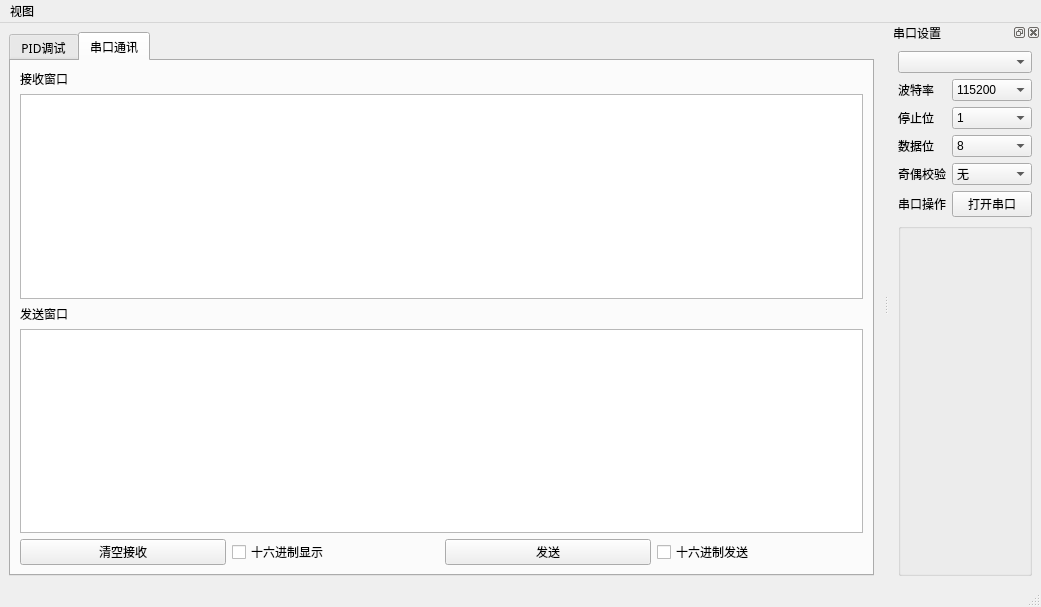
Old version of the form mainwindow.ui in the repository Yimingtoo/Qt_PWM_serial_port_communication.
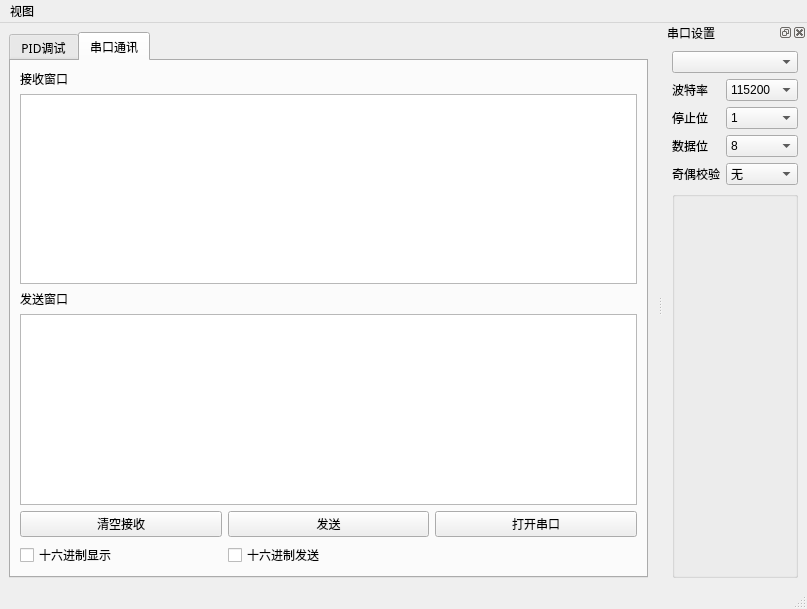
New version of the form. The open tabs and pages were chosen to show the change. Custom widgets are drawn as their Qt base class.

```diff
--- a/mainwindow.ui
+++ b/mainwindow.ui
@@ -6,8 +6,8 @@
    <rect>
     <x>0</x>
     <y>0</y>
-    <width>1041</width>
-    <height>607</height>
+    <width>807</width>
+    <height>609</height>
    </rect>
   </property>
   <property name="windowTitle">
@@ -351,7 +351,14 @@
            </widget>
           </item>
           <item>
-           <widget class="QTextEdit" name="ReceiveEdit"/>
+           <widget class="QTextEdit" name="ReceiveEdit">
+            <property name="tabChangesFocus">
+             <bool>false</bool>
+            </property>
+            <property name="tabStopWidth">
+             <number>30</number>
+            </property>
+           </widget>
           </item>
           <item>
            <widget class="QLabel" name="label_10">
@@ -366,29 +373,36 @@
          </layout>
         </item>
         <item>
-         <layout class="QHBoxLayout" name="horizontalLayout_2">
-          <item>
+           <layout class="QGridLayout" name="gridLayout_3">
+            <item row="0" column="0">
            <widget class="QPushButton" name="clear_r_Button">
             <property name="text">
              <string>清空接收</string>
             </property>
            </widget>
           </item>
-          <item>
+            <item row="0" column="1">
+             <widget class="QPushButton" name="send_Button">
+              <property name="text">
+               <string>发送</string>
+              </property>
+             </widget>
+            </item>
+            <item row="3" column="0">
            <widget class="QCheckBox" name="show16Box">
             <property name="text">
              <string>十六进制显示</string>
             </property>
            </widget>
           </item>
-          <item>
-           <widget class="QPushButton" name="send_Button">
+            <item row="0" column="2">
+             <widget class="QPushButton" name="open_Button">
             <property name="text">
-             <string>发送</string>
+               <string>打开串口</string>
             </property>
            </widget>
           </item>
-          <item>
+            <item row="3" column="1">
            <widget class="QCheckBox" name="send16Box">
             <property name="text">
              <string>十六进制发送</string>
@@ -408,7 +422,7 @@
     <rect>
      <x>0</x>
      <y>0</y>
-     <width>1041</width>
+     <width>807</width>
      <height>26</height>
     </rect>
    </property>
@@ -422,6 +436,12 @@
   </widget>
   <widget class="QStatusBar" name="statusbar"/>
   <widget class="QDockWidget" name="dockWidget">
+   <property name="sizePolicy">
+    <sizepolicy hsizetype="Fixed" vsizetype="Fixed">
+     <horstretch>0</horstretch>
+     <verstretch>0</verstretch>
+    </sizepolicy>
+   </property>
    <property name="windowTitle">
     <string>串口设置</string>
    </property>
@@ -470,27 +490,6 @@
          </property>
         </widget>
        </item>
-       <item row="5" column="1">
-        <widget class="QPushButton" name="open_Button">
-         <property name="text">
-          <string>打开串口</string>
-         </property>
-        </widget>
-       </item>
-       <item row="2" column="1">
-        <widget class="QComboBox" name="stopBitBox">
-         <item>
-          <property name="text">
-           <string>1</string>
-          </property>
-         </item>
-         <item>
-          <property name="text">
-           <string>2</string>
-          </property>
-         </item>
-        </widget>
-       </item>
        <item row="4" column="0">
         <widget class="QLabel" name="label_13">
          <property name="text">
@@ -548,11 +547,18 @@
          </item>
         </widget>
        </item>
-       <item row="5" column="0">
-        <widget class="QLabel" name="label_15">
+       <item row="2" column="1">
+        <widget class="QComboBox" name="stopBitBox">
+         <item>
          <property name="text">
-          <string>串口操作</string>
-         </property>
+           <string>1</string>
+          </property>
+         </item>
+         <item>
+          <property name="text">
+           <string>2</string>
+          </property>
+         </item>
         </widget>
        </item>
       </layout>
```
Left out of the diff: 31 changed lines with no effect on the pictures. Lines whose indentation alone changed are shown as unchanged.
